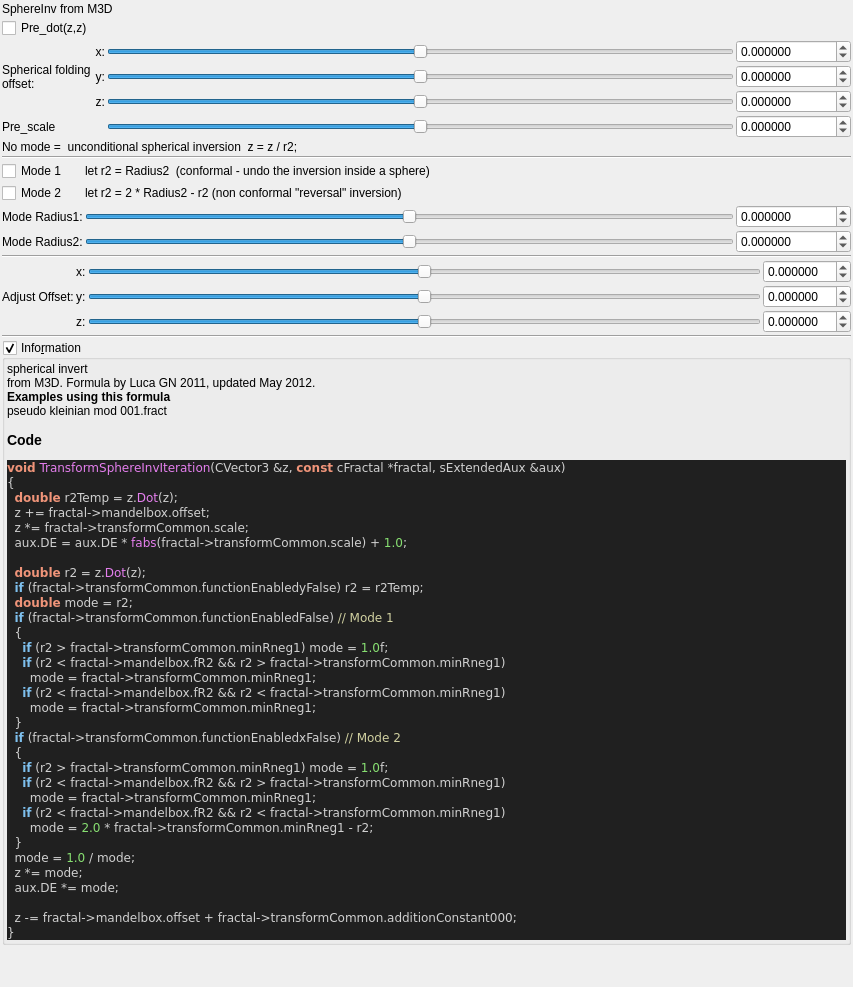
Above: mandelbulber2/qt_data/fractal_transf_sphere_inv.ui from buddhi1980/mandelbulber2 before the change. Below: the same form after it.
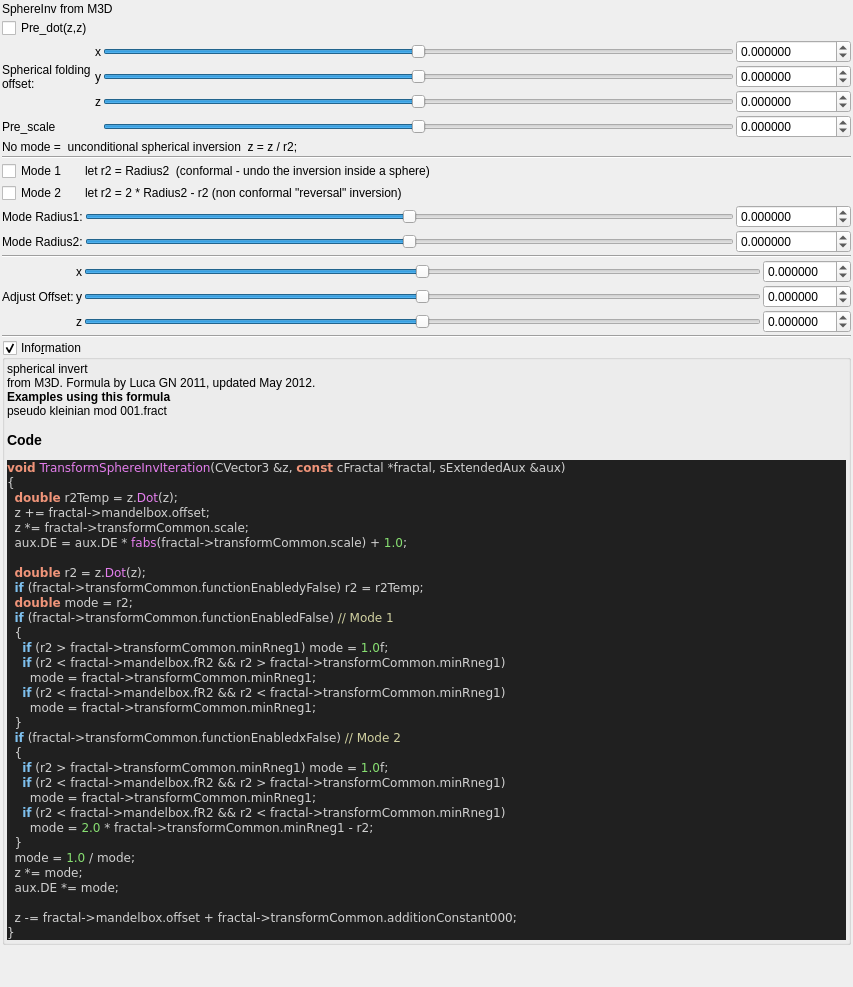
That is the form after the change. Custom widgets are drawn as their Qt base class.

The edit to the form file:
```diff
--- a/mandelbulber2/qt_data/fractal_transf_sphere_inv.ui
+++ b/mandelbulber2/qt_data/fractal_transf_sphere_inv.ui
@@ -186,7 +186,7 @@
         </sizepolicy>
        </property>
        <property name="text">
-        <string>z:</string>
+        <string notr="true">z</string>
        </property>
        <property name="alignment">
         <set>Qt::AlignRight|Qt::AlignTrailing|Qt::AlignVCenter</set>
@@ -202,7 +202,7 @@
         </sizepolicy>
        </property>
        <property name="text">
-        <string>y:</string>
+        <string notr="true">y</string>
        </property>
        <property name="alignment">
         <set>Qt::AlignRight|Qt::AlignTrailing|Qt::AlignVCenter</set>
@@ -218,7 +218,7 @@
         </sizepolicy>
        </property>
        <property name="text">
-        <string>x:</string>
+        <string notr="true">x</string>
        </property>
        <property name="alignment">
         <set>Qt::AlignRight|Qt::AlignTrailing|Qt::AlignVCenter</set>
@@ -504,21 +504,21 @@
      <item row="0" column="1">
       <widget class="QLabel" name="label_121">
        <property name="text">
-        <string>x:</string>
+        <string notr="true">x</string>
        </property>
       </widget>
      </item>
      <item row="1" column="1">
       <widget class="QLabel" name="label_122">
        <property name="text">
-        <string>y:</string>
+        <string notr="true">y</string>
        </property>
       </widget>
      </item>
      <item row="2" column="1">
       <widget class="QLabel" name="label_123">
        <property name="text">
-        <string>z:</string>
+        <string notr="true">z</string>
        </property>
       </widget>
      </item>
```
